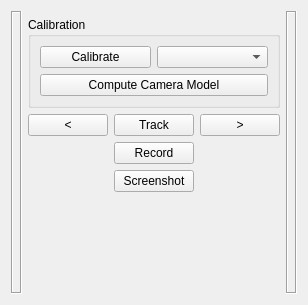
Before: the Qt Designer form components/code/Qt/mtsMicronTrackerControllerQtWidget.ui in jhu-saw/sawClaronMicronTracker, drawn with Qt 5.
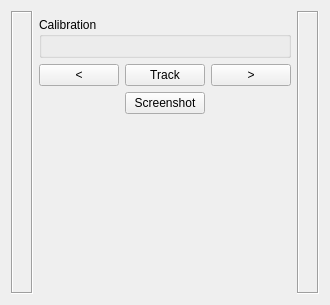
After: the same form once the commit is applied.

Patch:
```diff
--- a/components/code/Qt/mtsMicronTrackerControllerQtWidget.ui
+++ b/components/code/Qt/mtsMicronTrackerControllerQtWidget.ui
@@ -6,7 +6,7 @@
    <rect>
     <x>0</x>
     <y>0</y>
-    <width>308</width>
+    <width>330</width>
     <height>305</height>
    </rect>
   </property>
@@ -14,13 +14,36 @@
    <string>Form</string>
   </property>
   <layout class="QGridLayout" name="gridLayout">
-   <item row="0" column="4" rowspan="8">
-    <widget class="QLabel" name="FrameRight">
-     <property name="frameShape">
-      <enum>QFrame::Box</enum>
+   <item row="6" column="2">
+    <spacer name="verticalSpacer">
+     <property name="orientation">
+      <enum>Qt::Vertical</enum>
      </property>
-     <property name="frameShadow">
-      <enum>QFrame::Sunken</enum>
+     <property name="sizeHint" stdset="0">
+      <size>
+       <width>20</width>
+       <height>40</height>
+      </size>
+     </property>
+    </spacer>
+   </item>
+   <item row="2" column="2">
+    <widget class="QPushButton" name="ButtonTrack">
+     <property name="text">
+      <string>Track</string>
+     </property>
+     <property name="checkable">
+      <bool>true</bool>
+     </property>
+    </widget>
+   </item>
+   <item row="2" column="3">
+    <widget class="QPushButton" name="ButtonCaptureFrameRight">
+     <property name="text">
+      <string>&gt;</string>
+     </property>
+     <property name="checkable">
+      <bool>true</bool>
      </property>
     </widget>
    </item>
@@ -29,52 +52,7 @@
      <property name="title">
       <string>Calibration</string>
      </property>
-     <layout class="QGridLayout" name="gridLayout_2">
-      <item row="0" column="0">
-       <widget class="QPushButton" name="ButtonCalibratePivot">
-        <property name="text">
-         <string>Calibrate</string>
-        </property>
-       </widget>
-      </item>
-      <item row="0" column="1">
-       <widget class="QComboBox" name="BoxTools"/>
-      </item>
-      <item row="1" column="0" colspan="2">
-       <widget class="QPushButton" name="ButtonComputeCameraModel">
-        <property name="text">
-         <string>Compute Camera Model</string>
-        </property>
-       </widget>
-      </item>
-     </layout>
-    </widget>
-   </item>
-   <item row="2" column="2">
-    <widget class="QPushButton" name="ButtonTrack">
-     <property name="text">
-      <string>Track</string>
-     </property>
-     <property name="checkable">
-      <bool>true</bool>
-     </property>
-    </widget>
-   </item>
-   <item row="6" column="1" colspan="3">
-    <layout class="QVBoxLayout" name="LayoutTools">
-     <property name="sizeConstraint">
-      <enum>QLayout::SetFixedSize</enum>
-     </property>
-    </layout>
-   </item>
-   <item row="0" column="0" rowspan="8">
-    <widget class="QLabel" name="FrameLeft">
-     <property name="frameShape">
-      <enum>QFrame::Box</enum>
-     </property>
-     <property name="frameShadow">
-      <enum>QFrame::Sunken</enum>
-     </property>
+     <layout class="QGridLayout" name="gridLayout_2"/>
     </widget>
    </item>
    <item row="2" column="1">
@@ -87,45 +65,39 @@
      </property>
     </widget>
    </item>
-   <item row="2" column="3">
-    <widget class="QPushButton" name="ButtonCaptureFrameRight">
-     <property name="text">
-      <string>&gt;</string>
+   <item row="0" column="0" rowspan="7">
+    <widget class="QLabel" name="FrameLeft">
+     <property name="frameShape">
+      <enum>QFrame::Box</enum>
      </property>
-     <property name="checkable">
-      <bool>true</bool>
+     <property name="frameShadow">
+      <enum>QFrame::Sunken</enum>
      </property>
     </widget>
    </item>
    <item row="3" column="2">
-    <widget class="QPushButton" name="ButtonRecord">
-     <property name="text">
-      <string>Record</string>
-     </property>
-     <property name="checkable">
-      <bool>true</bool>
-     </property>
-    </widget>
-   </item>
-   <item row="4" column="2">
     <widget class="QPushButton" name="ButtonScreenshot">
      <property name="text">
       <string>Screenshot</string>
      </property>
     </widget>
    </item>
-   <item row="7" column="2">
-    <spacer name="verticalSpacer">
-     <property name="orientation">
-      <enum>Qt::Vertical</enum>
+   <item row="0" column="4" rowspan="7">
+    <widget class="QLabel" name="FrameRight">
+     <property name="frameShape">
+      <enum>QFrame::Box</enum>
      </property>
-     <property name="sizeHint" stdset="0">
-      <size>
-       <width>20</width>
-       <height>40</height>
-      </size>
+     <property name="frameShadow">
+      <enum>QFrame::Sunken</enum>
      </property>
-    </spacer>
+    </widget>
+   </item>
+   <item row="5" column="1" colspan="3">
+    <layout class="QVBoxLayout" name="LayoutTools">
+     <property name="sizeConstraint">
+      <enum>QLayout::SetFixedSize</enum>
+     </property>
+    </layout>
    </item>
   </layout>
  </widget>
```
